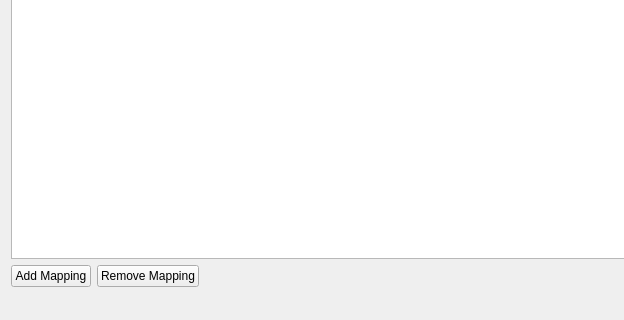
First picture: the form in proxydemo/mainwindow.ui, repository metahashorg/metagate, before the edit; both pictures show x 0 to 624 and y 150 to 470 of the 755 by 470 pixel window.
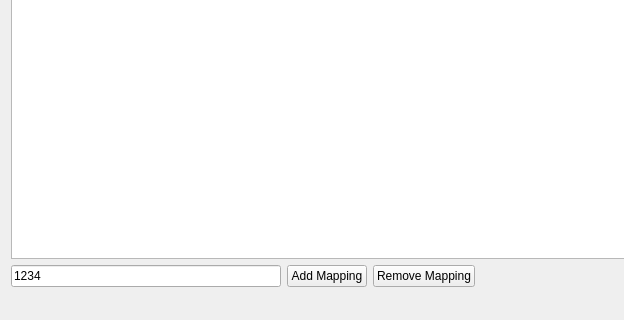
Second picture: the form after the edit.

Patch:
```diff
--- a/proxydemo/mainwindow.ui
+++ b/proxydemo/mainwindow.ui
@@ -20,6 +20,13 @@
     </item>
     <item>
      <layout class="QHBoxLayout" name="horizontalLayout">
+      <item>
+       <widget class="QLineEdit" name="portEdit">
+        <property name="text">
+         <string>1234</string>
+        </property>
+       </widget>
+      </item>
       <item>
        <widget class="QPushButton" name="addMappingButton">
         <property name="text">
```
